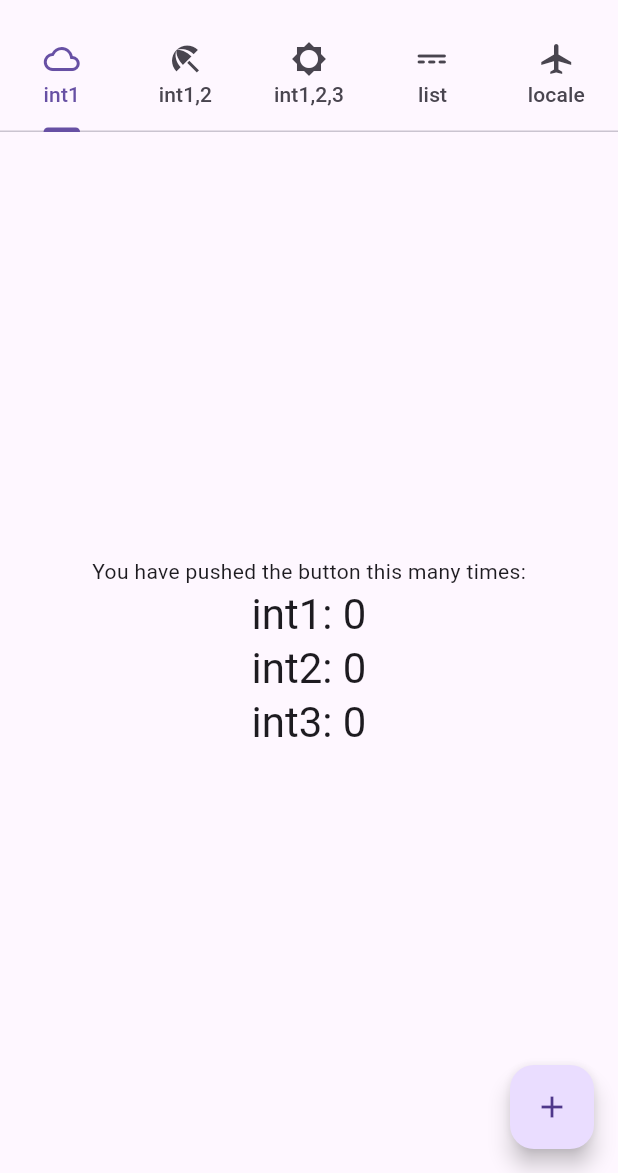
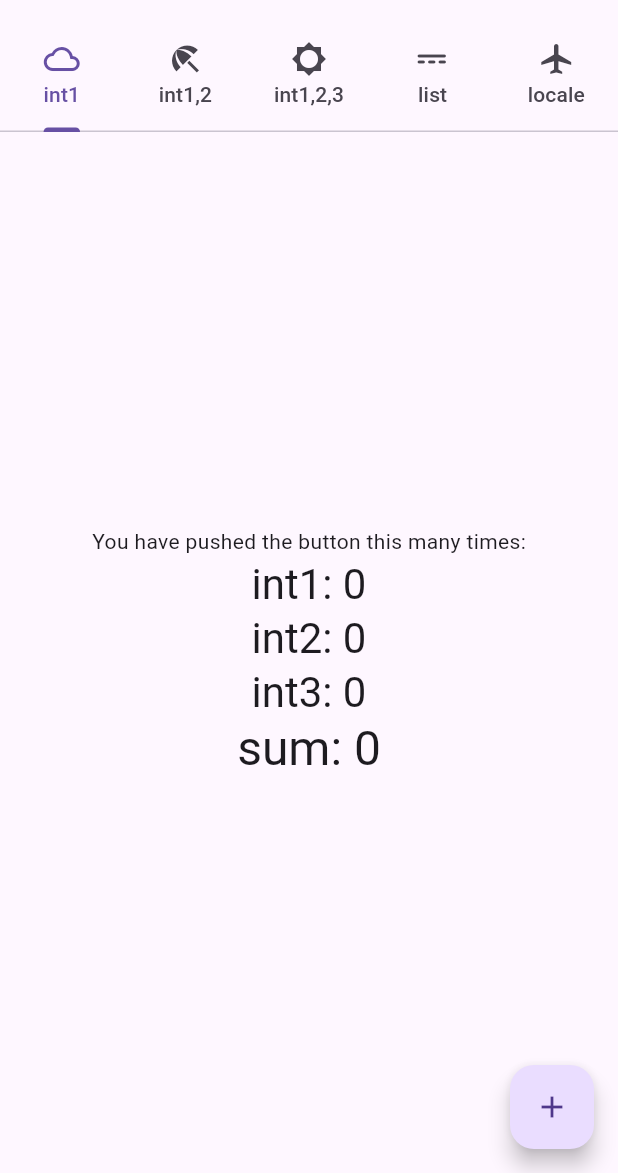
Before and after one commit to rob333/flutter_mediator_simple, a Flutter app: the screen it shows after launch, on a phone screen of 412 x 824 dp, the part 63-1236 px from its top. Run offline on Flutter 3.47's test engine with Material 2 defaults, Android fonts, the phone set to English and light mode, and no system bars; drawn by our look-alikes of flutter_animate; our stand-ins replace flutter_i18n, shared_preferences.

Commit message:
example, add sum field

```diff
--- a/example/lib/main.dart
+++ b/example/lib/main.dart
@@ -173,6 +173,14 @@ class IntPage extends StatelessWidget {
               return Text(
                 'int3: $int3', // using the `_int3` mediator variable
                 style: Theme.of(context).textTheme.headlineMedium,
+              );
+            },
+          ),
+          Subscriber(
+            builder: () {
+              return Text(
+                'sum: ${int1 + int2 + int3}',
+                style: Theme.of(context).textTheme.headlineLarge,
               );
             },
           ),
```
Also changed, not shown: 2 other files.
